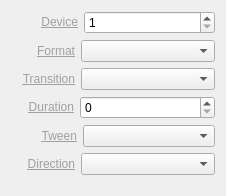
This is trunk/Widgets/Inspector/InspectorDeckLinkInputWidget.ui in cambell-prince/casparcg-client as Qt 5 draws it before an edit. The edited form follows.
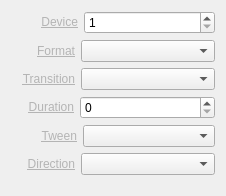
This is the edited form.

```diff
--- a/trunk/Widgets/Inspector/InspectorDeckLinkInputWidget.ui
+++ b/trunk/Widgets/Inspector/InspectorDeckLinkInputWidget.ui
@@ -38,7 +38,7 @@
      <item>
       <widget class="QLabel" name="labelDevice">
        <property name="text">
-        <string>&lt;a href=&quot;Device&quot; style=&quot;color: #A0A0A0;&quot;&gt;Device&lt;/a&gt;</string>
+        <string>&lt;a href=&quot;Device&quot; style=&quot;color: #B4B4B4;&quot;&gt;Device&lt;/a&gt;</string>
        </property>
        <property name="alignment">
         <set>Qt::AlignRight|Qt::AlignTrailing|Qt::AlignVCenter</set>
@@ -81,7 +81,7 @@
      <item>
       <widget class="QLabel" name="labelFormat">
        <property name="text">
-        <string>&lt;a href=&quot;Format&quot; style=&quot;color: #A0A0A0;&quot;&gt;Format&lt;/a&gt;</string>
+        <string>&lt;a href=&quot;Format&quot; style=&quot;color: #B4B4B4;&quot;&gt;Format&lt;/a&gt;</string>
        </property>
        <property name="alignment">
         <set>Qt::AlignRight|Qt::AlignTrailing|Qt::AlignVCenter</set>
@@ -121,7 +121,7 @@
      <item>
       <widget class="QLabel" name="labelTransition">
        <property name="text">
-        <string>&lt;a href=&quot;Transition&quot; style=&quot;color: #A0A0A0;&quot;&gt;Transition&lt;/a&gt;</string>
+        <string>&lt;a href=&quot;Transition&quot; style=&quot;color: #B4B4B4;&quot;&gt;Transition&lt;/a&gt;</string>
        </property>
        <property name="alignment">
         <set>Qt::AlignRight|Qt::AlignTrailing|Qt::AlignVCenter</set>
@@ -161,7 +161,7 @@
      <item>
       <widget class="QLabel" name="labelDuration">
        <property name="text">
-        <string>&lt;a href=&quot;Duration&quot; style=&quot;color: #A0A0A0;&quot;&gt;Duration&lt;/a&gt;</string>
+        <string>&lt;a href=&quot;Duration&quot; style=&quot;color: #B4B4B4;&quot;&gt;Duration&lt;/a&gt;</string>
        </property>
        <property name="alignment">
         <set>Qt::AlignRight|Qt::AlignTrailing|Qt::AlignVCenter</set>
@@ -204,7 +204,7 @@
      <item>
       <widget class="QLabel" name="labelTween">
        <property name="text">
-        <string>&lt;a href=&quot;Tween&quot; style=&quot;color: #A0A0A0;&quot;&gt;Tween&lt;/a&gt;</string>
+        <string>&lt;a href=&quot;Tween&quot; style=&quot;color: #B4B4B4;&quot;&gt;Tween&lt;/a&gt;</string>
        </property>
        <property name="alignment">
         <set>Qt::AlignRight|Qt::AlignTrailing|Qt::AlignVCenter</set>
@@ -244,7 +244,7 @@
      <item>
       <widget class="QLabel" name="labelDirection">
        <property name="text">
-        <string>&lt;a href=&quot;Direction&quot; style=&quot;color: #A0A0A0;&quot;&gt;Direction&lt;/a&gt;</string>
+        <string>&lt;a href=&quot;Direction&quot; style=&quot;color: #B4B4B4;&quot;&gt;Direction&lt;/a&gt;</string>
        </property>
        <property name="alignment">
         <set>Qt::AlignRight|Qt::AlignTrailing|Qt::AlignVCenter</set>
```
